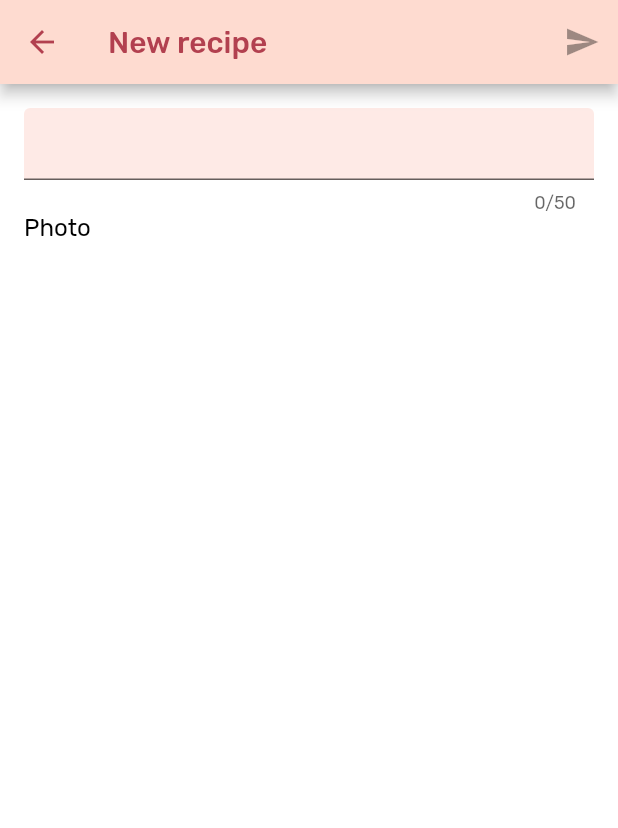
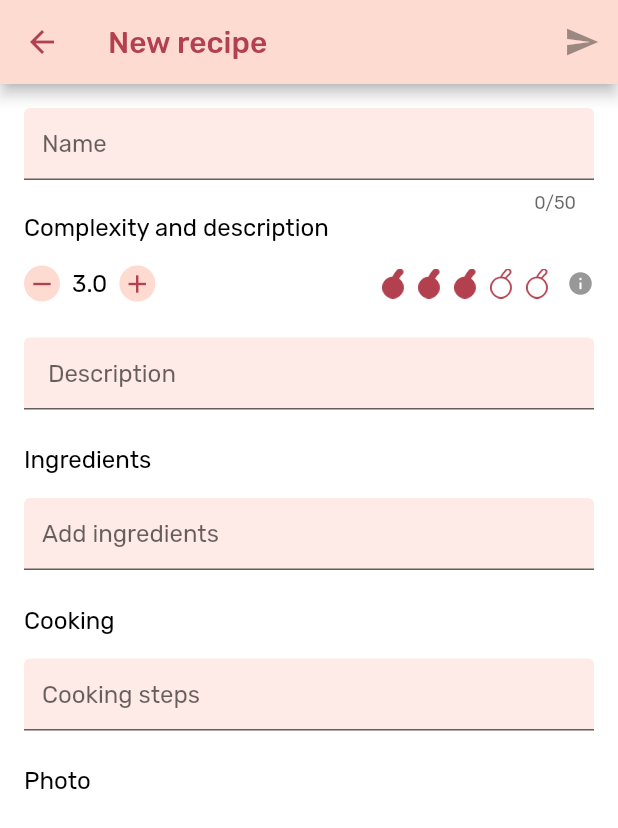
Before and after one commit to TortikiDev/mobile-app, a Flutter app: the CreateRecipeScreen screen opened directly, on a phone screen of 412 x 824 dp. Shown: the top 828 px of the screen. Run offline on Flutter 3.47's test engine with Material 2 defaults, Android fonts, the phone set to English and light mode, and no system bars; drawn by our look-alikes of flutter_rating_bar; our stand-ins replace cached_network_image, dio, equatable, flutter_bloc, image_picker, pinch_zoom and 2 more; accounts and stored records are empty.

Commit message:
add complexity stepper and some fields to create recipe screen

```diff
--- a/lib/app_localizations.dart
+++ b/lib/app_localizations.dart
@@ -140,6 +140,8 @@ class AppLocalizations {
   String get newRecipe =>
       Intl.message('New recipe', name: 'newRecipe', locale: localeName);
 
+  String get name => Intl.message('"Name"', name: 'name', locale: localeName);
+
   String get complexityAndDescription => Intl.message(
         'Complexity and description',
         name: 'complexityAndDescription',
@@ -149,8 +151,8 @@ class AppLocalizations {
   String get ingredients =>
       Intl.message('Ingredients', name: 'ingredients', locale: localeName);
 
-  String get ingredient =>
-      Intl.message('Ingredient', name: 'ingredient', locale: localeName);
+  String get addIngredients => Intl.message('Add ingredioents',
+      name: 'addIngredients', locale: localeName);
 
   String get cooking =>
       Intl.message('Cooking', name: 'cooking', locale: localeName);
--- a/lib/bloc/create_recipe/create_recipe_bloc.dart
+++ b/lib/bloc/create_recipe/create_recipe_bloc.dart
@@ -1,4 +1,5 @@
 import 'dart:async';
+import 'dart:math';
 
 import 'package:flutter/foundation.dart';
 
@@ -23,7 +24,14 @@ class CreateRecipeBloc extends BaseBloc<CreateRecipeEvent, CreateRecipeState> {
     // TODO: handle bloc events
     if (event is BlocInit) {
     } else if (event is TitleChanged) {
-    } else if (event is CreateRecipe) {}
+    } else if (event is CreateRecipe) {
+    } else if (event is PlusComplexity) {
+      final complexity = min(state.complexity + 0.5, 5.0);
+      yield state.copy(complexity: complexity);
+    } else if (event is MinusComplexity) {
+      final complexity = max(state.complexity - 0.5, 0.0);
+      yield state.copy(complexity: complexity);
+    }
   }
 
   // endregion
--- a/lib/bloc/create_recipe/create_recipe_event.dart
+++ b/lib/bloc/create_recipe/create_recipe_event.dart
@@ -16,6 +16,25 @@ class TitleChanged extends CreateRecipeEvent {
   List<Object> get props => [text];
 }
 
+class PlusComplexity extends CreateRecipeEvent {
+  @override
+  List<Object> get props => [];
+}
+
+class MinusComplexity extends CreateRecipeEvent {
+  @override
+  List<Object> get props => [];
+}
+
+class DescritpionChanged extends CreateRecipeEvent {
+  final String text;
+
+  DescritpionChanged(this.text);
+
+  @override
+  List<Object> get props => [text];
+}
+
 class CreateRecipe extends CreateRecipeEvent {
   @override
   List<Object> get props => [];
--- a/lib/l10n/intl_en.arb
+++ b/lib/l10n/intl_en.arb
@@ -140,6 +140,11 @@
     "type": "text",
     "placeholders": {}
   },
+  "name": "Name",
+  "@name": {
+    "type": "text",
+    "placeholders": {}
+  },
   "complexityAndDescription": "Complexity and description",
   "@complexityAndDescription": {
     "type": "text",
@@ -150,8 +155,8 @@
     "type": "text",
     "placeholders": {}
   },
-  "ingredient": "Ingredient",
-  "@ingredient": {
+  "addIngredients": "Add ingredients",
+  "@addIngredients": {
     "type": "text",
     "placeholders": {}
   },
--- a/lib/l10n/intl_ru.arb
+++ b/lib/l10n/intl_ru.arb
@@ -135,6 +135,11 @@
     "type": "text",
     "placeholders": {}
   },
+  "name": "Название",
+  "@name": {
+    "type": "text",
+    "placeholders": {}
+  },
   "complexityAndDescription": "Сложность и описание",
   "@complexityAndDescription": {
     "type": "text",
@@ -145,8 +150,8 @@
     "type": "text",
     "placeholders": {}
   },
-  "ingredient": "Ингредиент",
-  "@ingredient": {
+  "addIngredients": "Добавьте ингредиенты",
+  "@addIngredient": {
     "type": "text",
     "placeholders": {}
   },
--- a/lib/l10n/messages_en.dart
+++ b/lib/l10n/messages_en.dart
@@ -22,6 +22,7 @@ class MessageLookup extends MessageLookupByLibrary {
   final messages = _notInlinedMessages(_notInlinedMessages);
   static _notInlinedMessages(_) => <String, Function> {
     "add" : MessageLookupByLibrary.simpleMessage("Add"),
+    "addIngredients" : MessageLookupByLibrary.simpleMessage("Add ingredients"),
     "apiResponseParsingError" : MessageLookupByLibrary.simpleMessage("Response parsing error. Please contact support"),
     "authorizationError" : MessageLookupByLibrary.simpleMessage("Authorization error"),
     "badGateway" : MessageLookupByLibrary.simpleMessage("Bad Gateway"),
@@ -39,13 +40,13 @@ class MessageLookup extends MessageLookupByLibrary {
     "error" : MessageLookupByLibrary.simpleMessage("Error"),
     "feed" : MessageLookupByLibrary.simpleMessage("Feed"),
     "forbidder" : MessageLookupByLibrary.simpleMessage("Forbidden"),
-    "ingredient" : MessageLookupByLibrary.simpleMessage("Ingredient"),
     "ingredients" : MessageLookupByLibrary.simpleMessage("Ingredients"),
     "internalServerError" : MessageLookupByLibrary.simpleMessage("Internal server error"),
     "main" : MessageLookupByLibrary.simpleMessage("Main"),
     "map" : MessageLookupByLibrary.simpleMessage("Map"),
     "methodNotAllowed" : MessageLookupByLibrary.simpleMessage("Method Not Allowed"),
     "more" : MessageLookupByLibrary.simpleMessage("more"),
+    "name" : MessageLookupByLibrary.simpleMessage("Name"),
     "newPost" : MessageLookupByLibrary.simpleMessage("New post"),
     "newRecipe" : MessageLookupByLibrary.simpleMessage("New recipe"),
     "ok" : MessageLookupByLibrary.simpleMessage("OK"),
--- a/lib/l10n/messages_ru.dart
+++ b/lib/l10n/messages_ru.dart
@@ -22,6 +22,7 @@ class MessageLookup extends MessageLookupByLibrary {
   final messages = _notInlinedMessages(_notInlinedMessages);
   static _notInlinedMessages(_) => <String, Function> {
     "add" : MessageLookupByLibrary.simpleMessage("Добавить"),
+    "addIngredients" : MessageLookupByLibrary.simpleMessage("Добавьте ингредиенты"),
     "apiResponseParsingError" : MessageLookupByLibrary.simpleMessage("Ошибка обработки ответа"),
     "authorizationError" : MessageLookupByLibrary.simpleMessage("Ошибка авторизации"),
     "badGateway" : MessageLookupByLibrary.simpleMessage("Ошибочный шлюз"),
@@ -39,13 +40,13 @@ class MessageLookup extends MessageLookupByLibrary {
     "error" : MessageLookupByLibrary.simpleMessage("Ошибка"),
     "feed" : MessageLookupByLibrary.simpleMessage("Лента"),
     "forbidder" : MessageLookupByLibrary.simpleMessage("Отказано в доступе"),
-    "ingredient" : MessageLookupByLibrary.simpleMessage("Ингредиент"),
     "ingredients" : MessageLookupByLibrary.simpleMessage("Ингредиенты"),
     "internalServerError" : MessageLookupByLibrary.simpleMessage("Внутренняя ошибка сервера"),
     "main" : MessageLookupByLibrary.simpleMessage("Главная"),
     "map" : MessageLookupByLibrary.simpleMessage("Карта"),
     "methodNotAllowed" : MessageLookupByLibrary.simpleMessage("Метод не доступен"),
     "more" : MessageLookupByLibrary.simpleMessage("ещё"),
+    "name" : MessageLookupByLibrary.simpleMessage("Название"),
     "newPost" : MessageLookupByLibrary.simpleMessage("Новый пост"),
     "newRecipe" : MessageLookupByLibrary.simpleMessage("Новый рецепт"),
     "ok" : MessageLookupByLibrary.simpleMessage("OK"),
--- a/lib/ui/reusable/show_dialog_mixin.dart
+++ b/lib/ui/reusable/show_dialog_mixin.dart
@@ -20,7 +20,10 @@ mixin ShowDialogMixin {
               onDismiss?.call();
               return Future.value(true);
             },
-            child: AlertDialog(title: Text(message), actions: <Widget>[
+            child: AlertDialog(
+                content: Text(message),
+                contentPadding: EdgeInsets.fromLTRB(24, 40, 16, 34),
+                actions: <Widget>[
                   DialogButton(
                       title: localizations.ok,
                       onPressed: () {
@@ -78,6 +81,7 @@ mixin ShowDialogMixin {
         message = localizations.badGateway;
         break;
     }
+
     showDialog(
         context: context,
         barrierDismissible: false,
--- a/lib/ui/screens/main/create_recipe/create_recipe_screen.dart
+++ b/lib/ui/screens/main/create_recipe/create_recipe_screen.dart
@@ -1,8 +1,10 @@
 import 'package:flutter/material.dart';
 import 'package:flutter_bloc/flutter_bloc.dart';
+import 'package:flutter_rating_bar/flutter_rating_bar.dart';
 
 import '../../../../app_localizations.dart';
 import '../../../../bloc/create_recipe/index.dart';
+import '../../../reusable/show_dialog_mixin.dart';
 
 class CreateRecipeScreen extends StatelessWidget {
   @override
@@ -15,8 +17,8 @@ class CreateRecipeScreen extends StatelessWidget {
       listener: (context, state) => Navigator.of(context).maybePop(),
       builder: (context, state) => Scaffold(
         appBar: AppBar(
-                title: Text(localizations.newRecipe,
-                    style: theme.textTheme.headline6),
+            title:
+                Text(localizations.newRecipe, style: theme.textTheme.headline6),
             actions: state.creatingRecipe
                 ? [
                     Padding(
@@ -51,13 +53,60 @@ class CreateRecipeScreen extends StatelessWidget {
                     TextField(
                       maxLength: 50,
                       maxLines: 1,
+                      decoration: InputDecoration(hintText: localizations.name),
                       onChanged: (value) => _titleChanged(context, value),
                     ),
-                          Text(localizations.photo,
-                              style: theme.textTheme.subtitle1),
+                    Text(
+                      localizations.complexityAndDescription,
+                      style: theme.textTheme.subtitle1,
+                    ),
+                    SizedBox(height: 16),
+                    _ComplexityStepper(complexity: state.complexity),
+                    SizedBox(height: 24),
+                    TextField(
+                      maxLines: null,
+                      decoration: InputDecoration(
+                        hintText: localizations.description,
+                      ),
+                      onChanged: (value) => _descriptionChanged(context, value),
+                    ),
+                    SizedBox(height: 24),
+                    Text(
+                      localizations.ingredients,
+                      style: theme.textTheme.subtitle1,
+                    ),
+                    SizedBox(height: 16),
+                    TextField(
+                      maxLines: null,
+                      decoration: InputDecoration(
+                        hintText: localizations.addIngredients,
+                      ),
+                      onChanged: (value) => _descriptionChanged(context, value),
+                    ),
+                    SizedBox(height: 24),
+                    Text(
+                      localizations.cooking,
+                      style: theme.textTheme.subtitle1,
+                    ),
+                    SizedBox(height: 16),
+                    TextField(
+                      maxLines: null,
+                      decoration: InputDecoration(
+                        hintText: localizations.cookingSteps,
+                      ),
+                      onChanged: (value) => _descriptionChanged(context, value),
+                    ),
+                    SizedBox(height: 24),
+                    Text(
+                      localizations.photo,
+                      style: theme.textTheme.subtitle1,
+                    ),
                   ]),
             ),
-                ))));
+          ),
+        ),
+      ),
+    );
   }
 
   void _createPost(BuildContext context) {
@@ -69,4 +118,98 @@ class CreateRecipeScreen extends StatelessWidget {
     final event = TitleChanged(text);
     BlocProvider.of<CreateRecipeBloc>(context).add(event);
   }
+
+  void _descriptionChanged(BuildContext context, String text) {
+    final event = DescritpionChanged(text);
+    BlocProvider.of<CreateRecipeBloc>(context).add(event);
   }
+}
+
+class _ComplexityStepper extends StatelessWidget with ShowDialogMixin {
+  final double complexity;
+
+  const _ComplexityStepper({Key key, @required this.complexity})
+      : super(key: key);
+
+  @override
+  Widget build(BuildContext context) {
+    final theme = Theme.of(context);
+    return Row(
+      children: [
+        GestureDetector(
+          child: Container(
+            width: 24,
+            height: 24,
+            decoration: BoxDecoration(
+              color: theme.colorScheme.primary,
+              shape: BoxShape.circle,
+            ),
+            child: Icon(
+              Icons.remove,
+              color: theme.colorScheme.onPrimary,
+              size: 20,
+            ),
+          ),
+          onTap: () =>
+              BlocProvider.of<CreateRecipeBloc>(context).add(MinusComplexity()),
+        ),
+        SizedBox(width: 8),
+        Text(
+          complexity.toStringAsFixed(1),
+          style: theme.textTheme.subtitle1,
+        ),
+        SizedBox(width: 8),
+        GestureDetector(
+          child: Container(
+            width: 24,
+            height: 24,
+            decoration: BoxDecoration(
+              color: theme.colorScheme.primary,
+              shape: BoxShape.circle,
+            ),
+            child: Icon(
+              Icons.add,
+              color: theme.colorScheme.onPrimary,
+              size: 20,
+            ),
+          ),
+          onTap: () =>
+              BlocProvider.of<CreateRecipeBloc>(context).add(PlusComplexity()),
+        ),
+        Spacer(),
+        RatingBar(
+          initialRating: complexity,
+          allowHalfRating: true,
+          itemCount: 5,
+          itemSize: 20,
+          onRatingUpdate: null,
+          ratingWidget: RatingWidget(
+            full: _getRatingImage('assets/cherry/cherry_filled.png', theme),
+            half: _getRatingImage('assets/cherry/cherry_half.png', theme),
+            empty: _getRatingImage('assets/cherry/cherry_empty.png', theme),
+          ),
+          itemPadding: EdgeInsets.symmetric(horizontal: 2.0),
+        ),
+        SizedBox(width: 8),
+        GestureDetector(
+          child: Icon(
+            Icons.info,
+            size: 18,
+            color: theme.colorScheme.onSurface,
+          ),
+          onTap: () => _showComplexityInfoDialog(context),
+        ),
+      ],
+    );
+  }
+
+  Image _getRatingImage(String name, ThemeData theme) => Image.asset(
+        name,
+        color: theme.colorScheme.onPrimary,
+      );
+
+  void _showComplexityInfoDialog(BuildContext context) {
+    final localizations = AppLocalizations.of(context);
+    showSimpleDialog(context: context, message: localizations.complexityPrompt);
+  }
+}
--- a/pubspec.yaml
+++ b/pubspec.yaml
@@ -40,6 +40,7 @@ dependencies:
   pinch_zoom: ^0.0.4
   share: ^0.6.5+4
   image_picker: ^0.6.7+17
+  flutter_rating_bar: ^3.2.0+1
 
 dev_dependencies:
   # Test
```
Also changed, not shown: pubspec.lock. Lines whose indentation alone changed are shown as unchanged.
